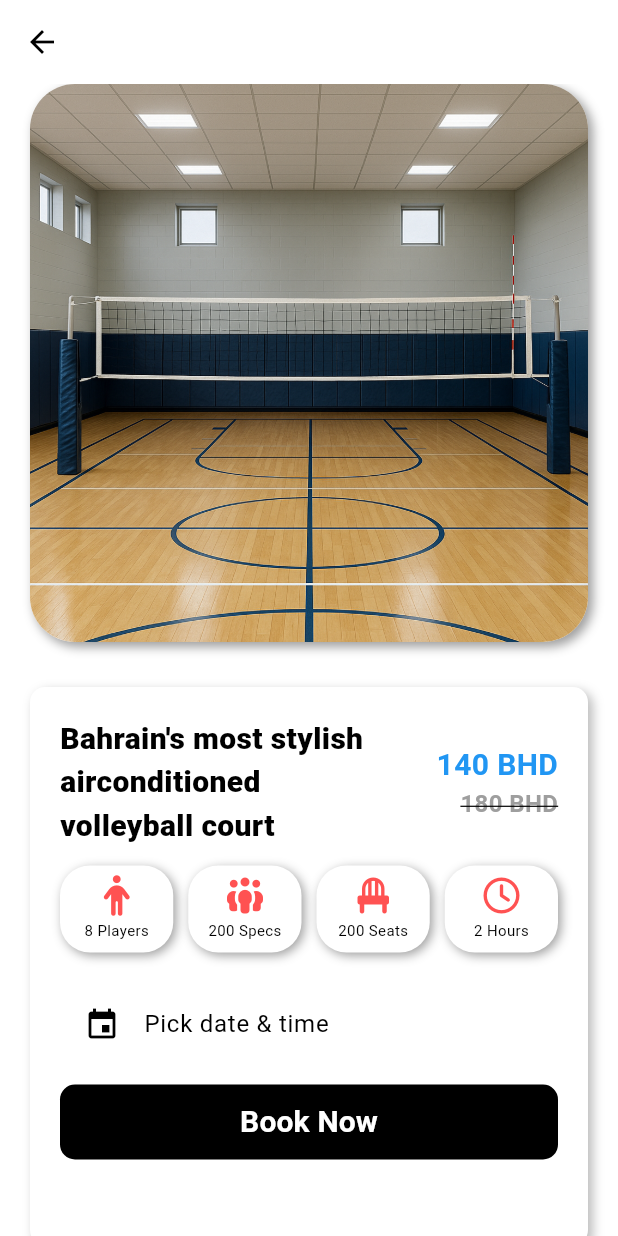
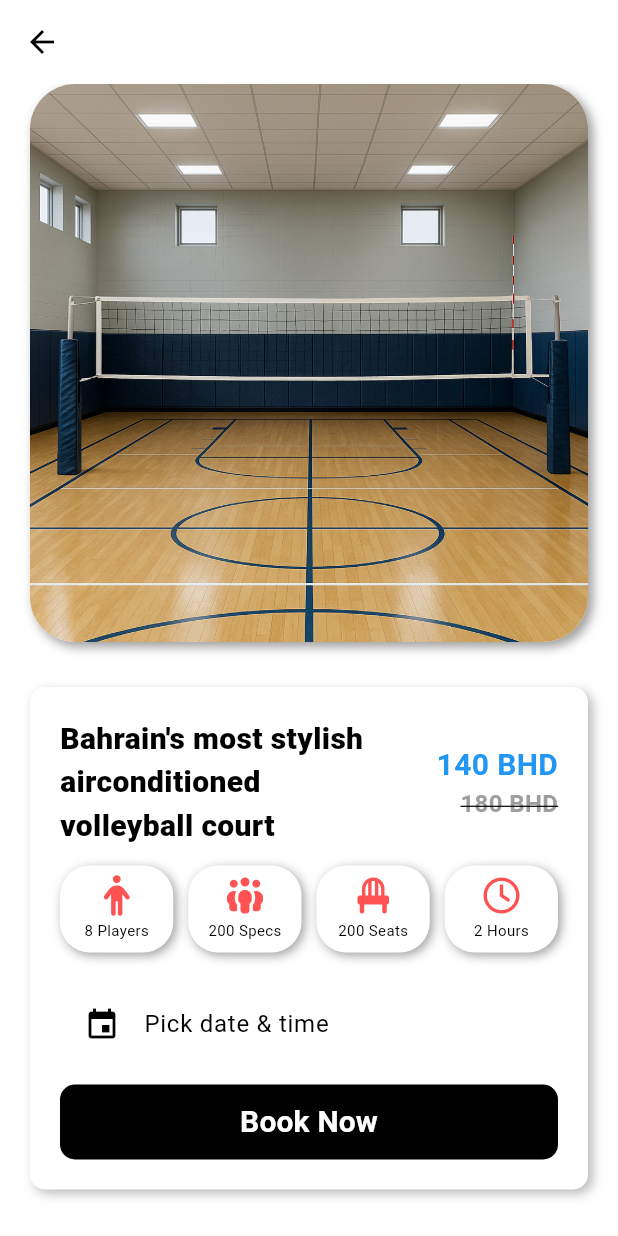
Before and after one commit to Malik-Jehangir/AlAhliClubBookingApp, a Flutter app: the screen it shows once a user with an empty profile is signed in, after a tap on "Available", on a phone screen of 412 x 824 dp. Run offline on Flutter 3.47's test engine with Material 3 defaults, Android fonts, the phone set to English and light mode, and no system bars; our stand-ins replace bloc, cloud_firestore, equatable, firebase_auth, firebase_core, flutter_bloc and 2 more; accounts and stored records are empty; statements that could not run were skipped.

Commit message:
BookNow: fixed scroll on details page

```diff
--- a/booknow/lib/screens/home/views/details_screen.dart
+++ b/booknow/lib/screens/home/views/details_screen.dart
@@ -4,7 +4,7 @@ import 'package:flutter/material.dart';
 import 'package:font_awesome_flutter/font_awesome_flutter.dart';
 import 'package:user_repository/user_repository.dart';
 
-class DetailsScreen extends StatefulWidget{
+class DetailsScreen extends StatefulWidget {
   final Venue venue;
   const DetailsScreen({super.key, required this.venue});
 
@@ -26,9 +26,8 @@ class _DetailsScreenState extends State<DetailsScreen> {
     if (date == null) return;
 
     final time = await showTimePicker(
-      // ignore: use_build_context_synchronously
       context: context,
-      initialTime: const TimeOfDay(hour: 15, minute: 45), // prefilled example
+      initialTime: const TimeOfDay(hour: 15, minute: 45),
     );
     if (time == null) return;
 
@@ -44,12 +43,11 @@ class _DetailsScreenState extends State<DetailsScreen> {
     final h12 = (dt.hour % 12 == 0) ? 12 : dt.hour % 12;
     final mmn = dt.minute.toString().padLeft(2, '0');
     final ampm = dt.hour >= 12 ? 'pm' : 'am';
-    return "$h12:$mmn$ampm on $dd.$mm.$yyyy"; // e.g., 3:45pm on 25.10.2025
+    return "$h12:$mmn$ampm on $dd.$mm.$yyyy";
   }
 
-
   @override
-  Widget build(BuildContext context){
+  Widget build(BuildContext context) {
     final venue = widget.venue;
 
     return Scaffold(
@@ -57,42 +55,47 @@ class _DetailsScreenState extends State<DetailsScreen> {
       appBar: AppBar(
         backgroundColor: Theme.of(context).colorScheme.background,
       ),
-      body: Padding(
+      body: SafeArea(
+        child: LayoutBuilder(
+          builder: (context, constraints) {
+            return SingleChildScrollView(
               padding: const EdgeInsets.symmetric(horizontal: 20),
+              child: ConstrainedBox(
+                constraints: BoxConstraints(minHeight: constraints.maxHeight),
                 child: Column(
                   children: [
                     Container(
                       width: MediaQuery.of(context).size.width,
-              height: MediaQuery.of(context).size.width - (40),
+                      height: MediaQuery.of(context).size.width - 40,
                       decoration: BoxDecoration(
                         color: Colors.white,
                         borderRadius: BorderRadius.circular(30),
-                boxShadow: [
+                        boxShadow: const [
                           BoxShadow(
                             color: Colors.grey,
-                  offset:Offset(3, 3),
+                            offset: Offset(3, 3),
                             blurRadius: 5,
-                )],
+                          )
+                        ],
                         image: DecorationImage(
-                  image: AssetImage(
-                    'assets/${venue.imageNumber}.png'
-                  )
-                )
+                          image: AssetImage('assets/${venue.imageNumber}.png'),
+                          fit: BoxFit.cover,
                         ),
                       ),
-            SizedBox(height: 30),
+                    ),
+                    const SizedBox(height: 30),
                     Container(
                       width: MediaQuery.of(context).size.width,
-              height: MediaQuery.of(context).size.width - (40),
                       decoration: BoxDecoration(
                         color: Colors.white,
                         borderRadius: BorderRadius.circular(10),
                         boxShadow: [
                           BoxShadow(
                             color: Colors.grey.shade400,
-                  offset:Offset(3, 3),
+                            offset: const Offset(3, 3),
                             blurRadius: 5,
-                )],
+                          )
+                        ],
                       ),
                       child: Padding(
                         padding: const EdgeInsets.all(20.0),
@@ -107,32 +110,35 @@ class _DetailsScreenState extends State<DetailsScreen> {
                                     venue.description,
                                     style: const TextStyle(
                                       fontSize: 20,
-                              fontWeight: FontWeight.w800
+                                      fontWeight: FontWeight.w800,
                                     ),
                                   ),
                                 ),
                                 Expanded(
                                   flex: 1,
                                   child: Align(
-                             alignment:Alignment.centerRight,
+                                    alignment: Alignment.centerRight,
                                     child: Column(
                                       crossAxisAlignment: CrossAxisAlignment.end,
                                       children: [
                                         Text(
                                           "${venue.price} BHD",
                                           style: TextStyle(
-                                    color: Theme.of(context).colorScheme.primary,
+                                            color: Theme.of(context)
+                                                .colorScheme
+                                                .primary,
                                             fontSize: 20,
-                                    fontWeight: FontWeight.bold
+                                            fontWeight: FontWeight.bold,
                                           ),
                                         ),
                                         Text(
                                           "${venue.originPrice} BHD",
-                                  style: TextStyle(
+                                          style: const TextStyle(
                                             color: Colors.grey,
                                             fontSize: 16,
                                             fontWeight: FontWeight.bold,
-                                    decoration: TextDecoration.lineThrough
+                                            decoration:
+                                                TextDecoration.lineThrough,
                                           ),
                                         ),
                                       ],
@@ -141,31 +147,42 @@ class _DetailsScreenState extends State<DetailsScreen> {
                                 )
                               ],
                             ),
-                    SizedBox(height: 12),
+                            const SizedBox(height: 12),
                             Row(
-                      children: [
-                           const MyMacroWidget(title: 'Players', value: 8, icon: FontAwesomeIcons.person),
-                        const SizedBox(width: 10),
-                           const MyMacroWidget(title: 'Specs', value: 200, icon: FontAwesomeIcons.peopleGroup),
-                        const SizedBox(width: 10),
-                           const MyMacroWidget(title: 'Seats', value: 200, icon: FontAwesomeIcons.chair),
-                        const SizedBox(width: 10),
-                        const MyMacroWidget(title: 'Hours', value: 2, icon: FontAwesomeIcons.clock)
+                              children: const [
+                                MyMacroWidget(
+                                    title: 'Players',
+                                    value: 8,
+                                    icon: FontAwesomeIcons.person),
+                                SizedBox(width: 10),
+                                MyMacroWidget(
+                                    title: 'Specs',
+                                    value: 200,
+                                    icon: FontAwesomeIcons.peopleGroup),
+                                SizedBox(width: 10),
+                                MyMacroWidget(
+                                    title: 'Seats',
+                                    value: 200,
+                                    icon: FontAwesomeIcons.chair),
+                                SizedBox(width: 10),
+                                MyMacroWidget(
+                                    title: 'Hours',
+                                    value: 2,
+                                    icon: FontAwesomeIcons.clock),
                               ],
                             ),
                             const SizedBox(height: 20),
-
                             ListTile(
                               onTap: _pickDateTime,
                               leading: const Icon(Icons.event),
-                    title: Text(_when == null ? 'Pick date & time' : _fmt(_when!)),
+                              title: Text(_when == null
+                                  ? 'Pick date & time'
+                                  : _fmt(_when!)),
                               tileColor: Colors.grey.shade100,
-                    shape: RoundedRectangleBorder(borderRadius: BorderRadius.circular(10)),
+                              shape: RoundedRectangleBorder(
+                                  borderRadius: BorderRadius.circular(10)),
                             ),
                             const SizedBox(height: 12),
-
-
-
                             SizedBox(
                               width: MediaQuery.of(context).size.width,
                               height: 50,
@@ -173,7 +190,9 @@ class _DetailsScreenState extends State<DetailsScreen> {
                                 onPressed: () {
                                   if (_when == null) {
                                     ScaffoldMessenger.of(context).showSnackBar(
-                              const SnackBar(content: Text('Please pick a date & time')),
+                                      const SnackBar(
+                                          content: Text(
+                                              'Please pick a date & time')),
                                     );
                                     return;
                                   }
@@ -192,25 +211,31 @@ class _DetailsScreenState extends State<DetailsScreen> {
                                   backgroundColor: Colors.black,
                                   foregroundColor: Colors.white,
                                   shape: RoundedRectangleBorder(
-                            borderRadius: BorderRadius.circular(10)
-                          )
+                                    borderRadius: BorderRadius.circular(10),
+                                  ),
                                 ),
                                 child: const Text(
                                   "Book Now",
                                   style: TextStyle(
                                     color: Colors.white,
                                     fontSize: 20,
-                          fontWeight: FontWeight.w600
+                                    fontWeight: FontWeight.w600,
                                   ),
-                          )),
-                    )
-                  ],
                                 ),
                               ),
                             ),
                           ],
                         ),
                       ),
+                    ),
+                    const SizedBox(height: 20),
+                  ],
+                ),
+              ),
+            );
+          },
+        ),
+      ),
     );
   }
 }
```
Lines whose indentation alone changed are shown as unchanged.
